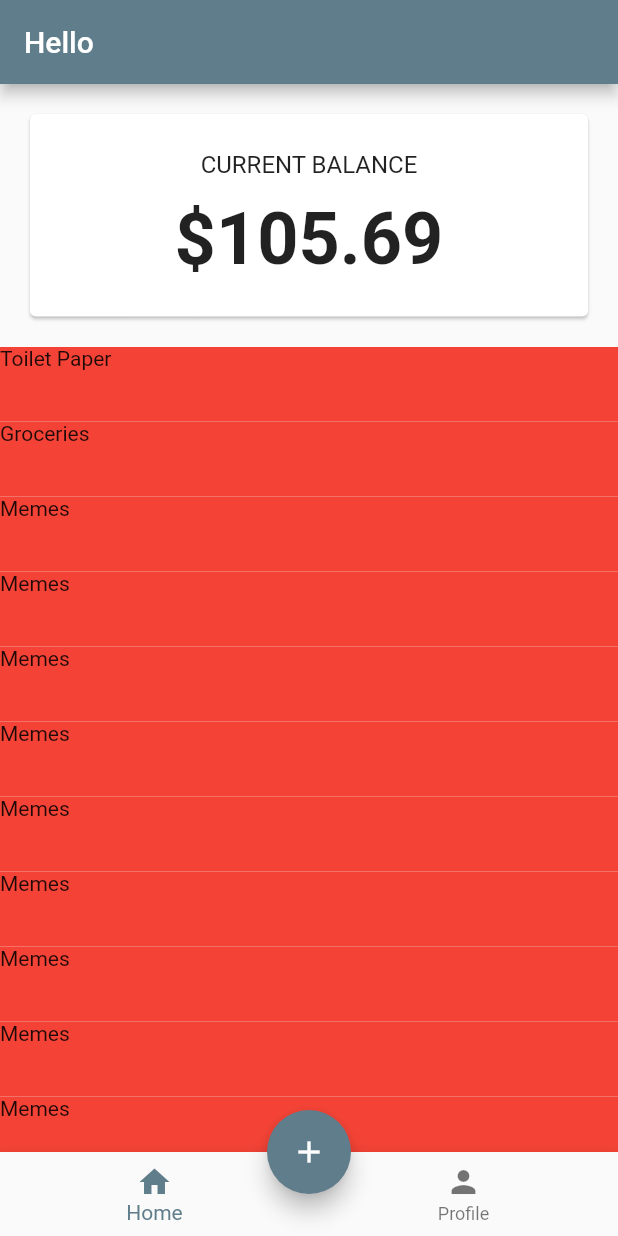
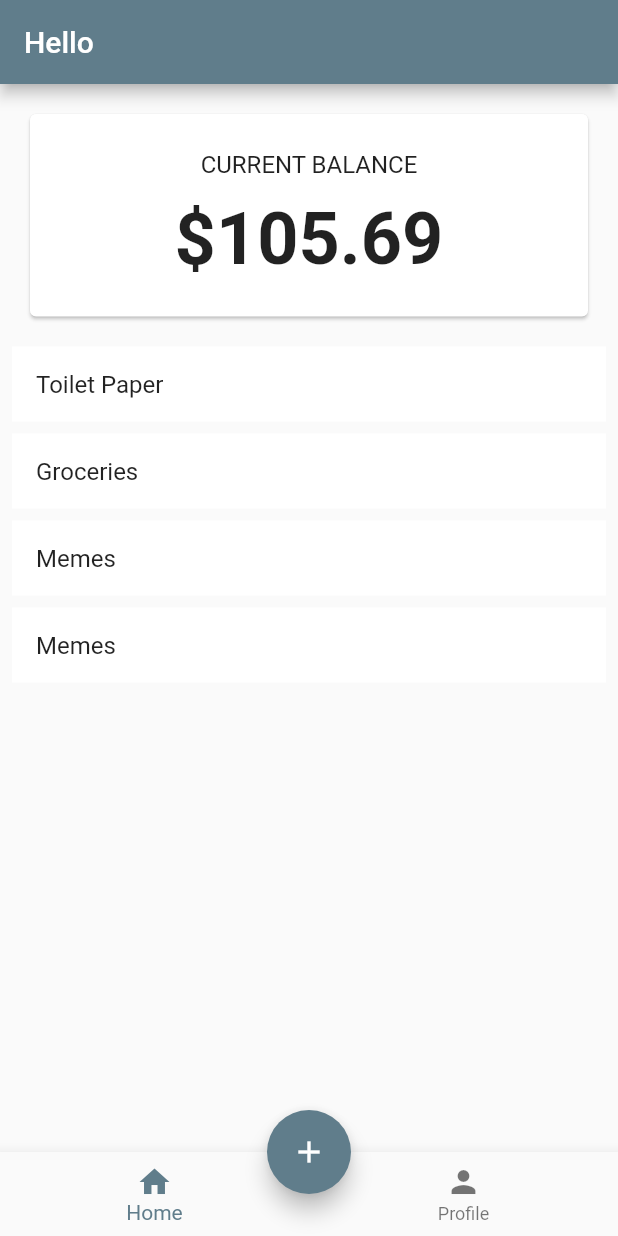
Before and after one commit to kungpaogao/nyf-mobile, a Flutter app: the screen it shows after launch, on a phone screen of 412 x 824 dp. Run offline on Flutter 3.47's test engine with Material 2 defaults, Android fonts, the phone set to English and light mode, and no system bars.

Commit message:
Styled transaction list

```diff
--- a/lib/components/transaction_list.dart
+++ b/lib/components/transaction_list.dart
@@ -13,27 +13,6 @@ class _TransactionListState extends State<TransactionList> {
     "Groceries",
     "Memes",
     "Memes",
-    "Memes",
-    "Memes",
-    "Memes",
-    "Memes",
-    "Memes",
-    "Memes",
-    "Memes",
-    "Memes",
-    "Memes",
-    "Memes",
-    "Memes",
-    "Memes",
-    "Memes",
-    "Memes",
-    "Memes",
-    "Memes",
-    "Memes",
-    "Memes",
-    "Memes",
-    "Memes",
-    "Memes",
   ];
 
   @override
@@ -43,9 +22,11 @@ class _TransactionListState extends State<TransactionList> {
         itemCount: entries.length,
         itemBuilder: (BuildContext context, int index) {
           return Container(
+            padding: EdgeInsets.all(16.0),
+            margin: EdgeInsets.only(bottom: 8.0, left: 8.0, right: 8.0),
             height: 50,
-            color: Colors.red,
-            child: Text('${entries[index]}'),
+            color: Colors.white,
+            child: Text('${entries[index]}', style: TextStyle(fontSize: 16.0)),
           );
         },
       ),
```
